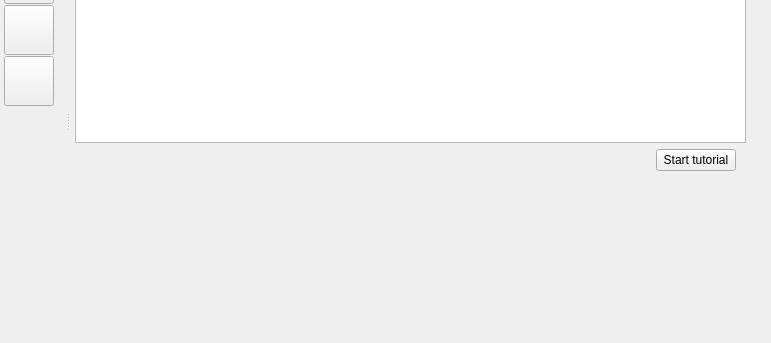
The window that ui/home_view.ui (zkovari/plotlyst) describes before a commit, drawn with Qt 5; both pictures show x 0 to 771 and y 149 to 492 of the 771 by 492 pixel window.
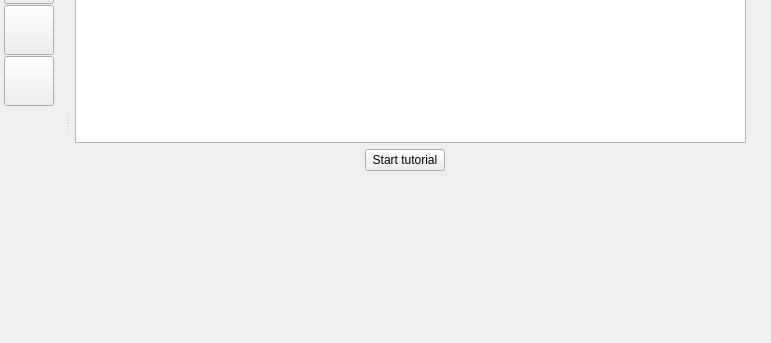
The same window after the commit. The open tabs and pages were chosen to show the change.

Commit message: Better look of tutorial panel

Patch:
```diff
--- a/ui/home_view.ui
+++ b/ui/home_view.ui
@@ -1156,20 +1156,7 @@
                 <property name="rightMargin">
                  <number>10</number>
                 </property>
-                <item>
-                 <spacer name="horizontalSpacer_8">
-                  <property name="orientation">
-                   <enum>Qt::Horizontal</enum>
-                  </property>
-                  <property name="sizeHint" stdset="0">
-                   <size>
-                    <width>40</width>
-                    <height>20</height>
-                   </size>
-                  </property>
-                 </spacer>
-                </item>
-                <item>
+                <item alignment="Qt::AlignHCenter">
                  <widget class="QPushButton" name="btnStartTutorial">
                   <property name="cursor">
                    <cursorShape>PointingHandCursor</cursorShape>
```
Left out of the diff: 9 changed lines with no effect on the pictures. The commit also changes 1 other file.
